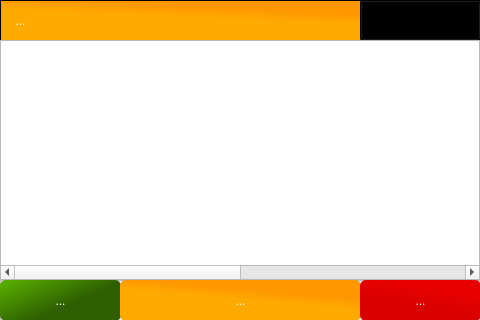
Before: the Qt Designer form HPOS/s_inventorymanager.ui in MinniHai/HPoS_Pi, drawn with Qt 5.
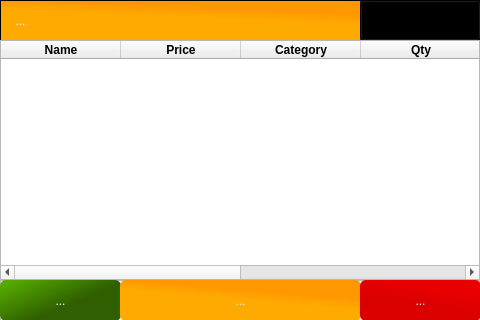
After: the same form once the commit is applied. Icons and pictures are not drawn.

The edit to the form file:
```diff
--- a/HPOS/s_inventorymanager.ui
+++ b/HPOS/s_inventorymanager.ui
@@ -58,7 +58,7 @@
 	
 	background-color: qlineargradient(spread:reflect, x1:0.653, y1:0.699136, x2:0.437227, y2:0.057, stop:0.159091 rgba(59, 59, 59, 255), stop:0.846591 rgba(143, 143, 143, 255));
 }
-#btnDelete{
+#btnReport{
 	background-color: qlineargradient(spread:pad, x1:0.528, y1:0.749227, x2:0.795, y2:0.209818, stop:0.1875 rgba(218, 0, 0, 255), stop:0.818182 rgba(232, 0, 0, 255));
 
 }
@@ -269,7 +269,7 @@
      </size>
     </property>
    </widget>
-   <widget class="QToolButton" name="btnDelete">
+   <widget class="QToolButton" name="btnReport">
     <property name="geometry">
      <rect>
       <x>360</x>
@@ -342,7 +342,7 @@
     <bool>true</bool>
    </property>
    <attribute name="horizontalHeaderVisible">
-    <bool>false</bool>
+    <bool>true</bool>
    </attribute>
    <attribute name="horizontalHeaderCascadingSectionResizes">
     <bool>false</bool>
```
